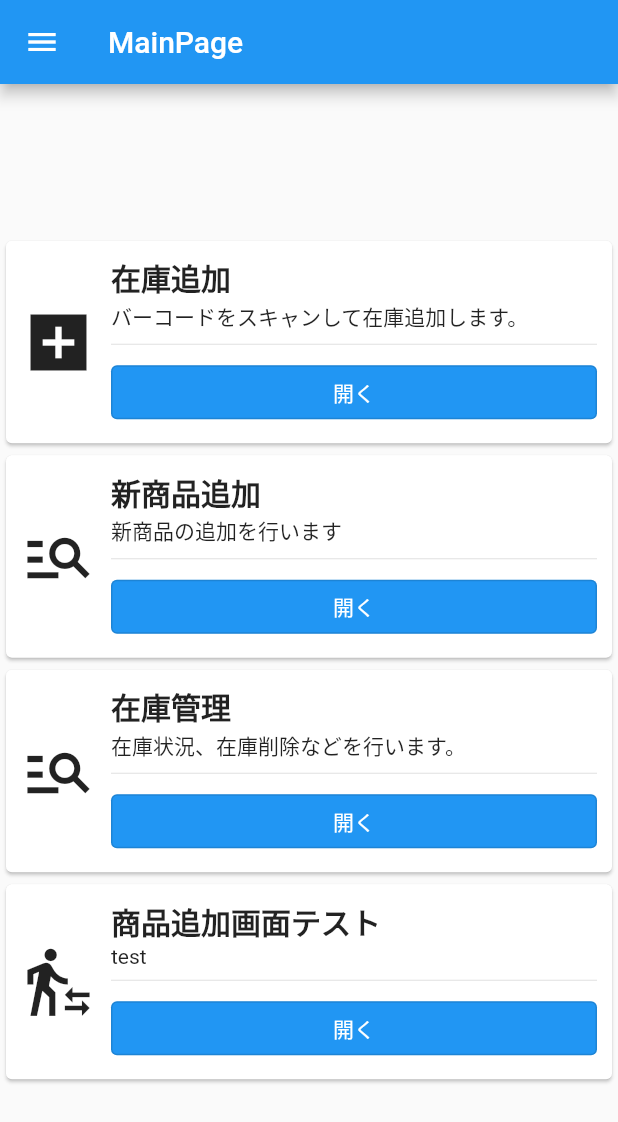
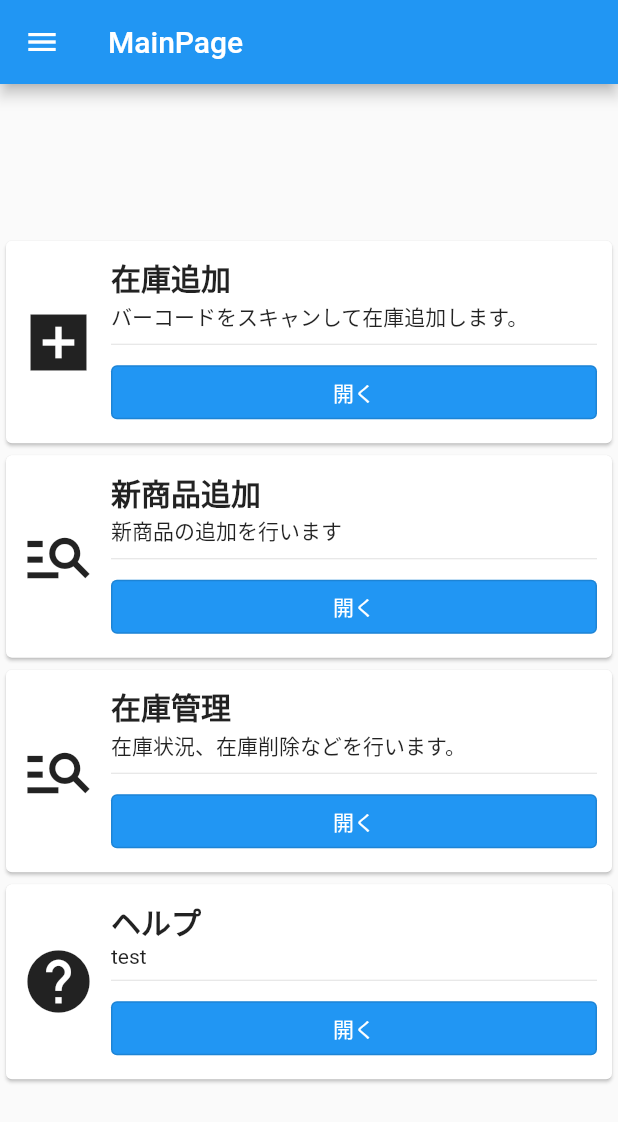
Before and after one commit to KUNKUN2121/productadd, a Flutter app: the screen it shows after launch, on a phone screen of 412 x 824 dp. Shown: the top 1122 px of the screen. Run offline on Flutter 3.47's test engine with Material 2 defaults, Android fonts, the phone set to English and light mode, and no system bars; our stand-ins replace camera, image_picker, sliding_up_panel; missing offline and left inert: flutter_barcode_scanner.

Commit message:
ちょっと修正

```diff
--- a/lib/src/pages/mainpage.dart
+++ b/lib/src/pages/mainpage.dart
@@ -51,9 +51,9 @@ class _MainPageState extends State<MainPage> {
               },
             ),
             getCard(
-              title: "商品追加画面テスト",
+              title: "ヘルプ",
               description: "test",
-              icon: Icons.transfer_within_a_station_outlined,
+              icon: Icons.help,
               key: const Key("test-2"),
               onPressed: () {
                 Navigator.of(context)
```
Also changed, not shown: lib/src/pages/NewAddPage.dart (+34 -1 lines).
